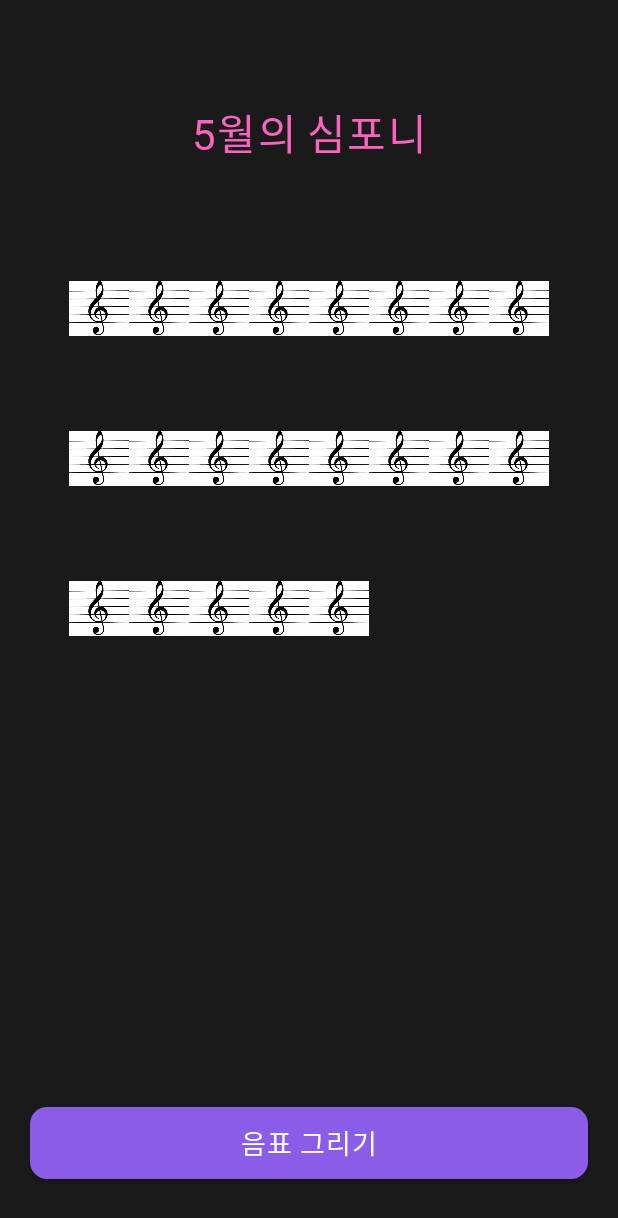
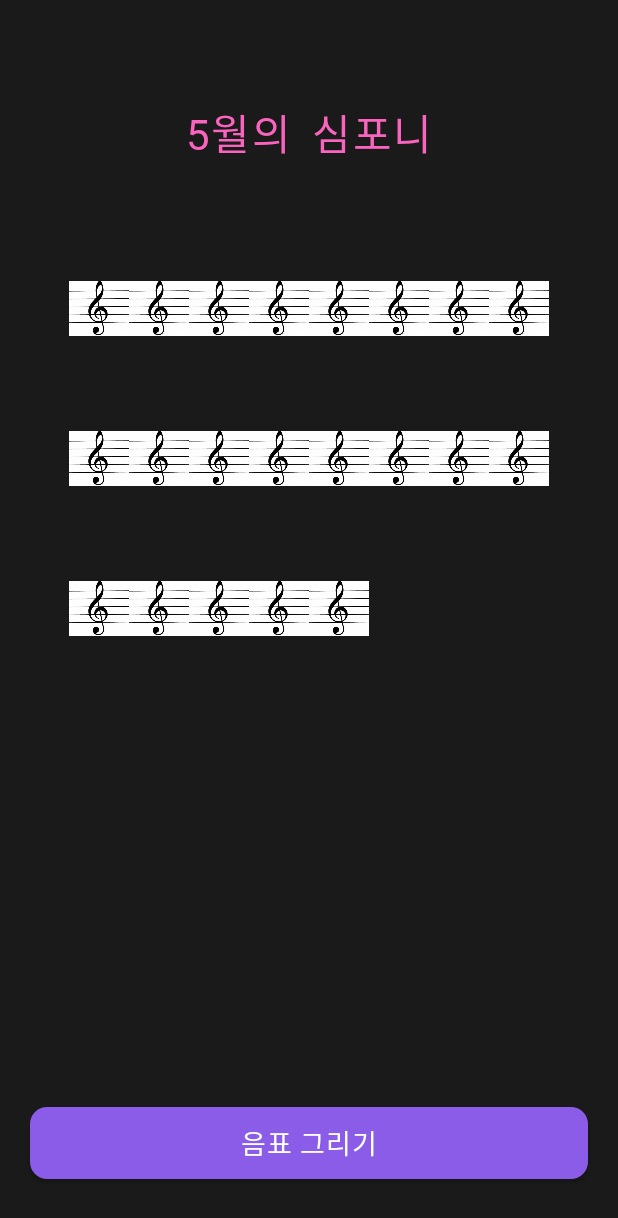
Before and after one commit to THE-SOPT-SOPKATHON-TEAM6/Symphony-Android, an Android app: the SymphonyActivity screen opened directly, with no data from a screen before it, on a phone screen of 412 x 824 dp. Shown: the top 1218 px of the screen. Run offline under Robolectric (Android 15) with nearby library versions, the light colour scheme and no system bars; our stand-ins replace data binding.

Commit message:
[FIX] Symphony activity 띄어쓰기 설정

```diff
--- a/app/src/main/res/layout/activity_symphony.xml
+++ b/app/src/main/res/layout/activity_symphony.xml
@@ -41,7 +41,7 @@
             android:id="@+id/tv_symphony"
             android:layout_width="wrap_content"
             android:layout_height="wrap_content"
-            android:text="@string/symphony_kr"
+            android:text="@string/symphony_kr_contain_space"
             android:textAppearance="@style/head_main"
             android:textColor="@color/pink"
             app:layout_constraintEnd_toEndOf="parent"
--- a/app/src/main/res/values/strings.xml
+++ b/app/src/main/res/values/strings.xml
@@ -1,13 +1,12 @@
 <resources>
     <string name="app_name">Symphony</string>
     <string name="at_may_kr_contain_space">5월의&#160;</string>
-    <string name="symphony_kr_contain_space">&#160;교향곡</string>
     <string name="intro_kr">악보 위의 하루</string>
     <string name="symphony_kr">심포니</string>
+    <string name="symphony_kr_contain_space">&#160;심포니</string>
     <string name="write_name_kr">작곡가의 이름을 적어주세요</string>
     <string name="complete_kr">음표 그리기</string>
     <string name="draw_note_kr">음표 그리기</string>
-
     <string name="today_note_kr">하루를 음계로 표현하자면,</string>
     <string name="today_content_kr">오늘의 감정을 가사로 적어보세요.</string>
     <string name="today_date_kr">2022년 5월 21일</string>
```
